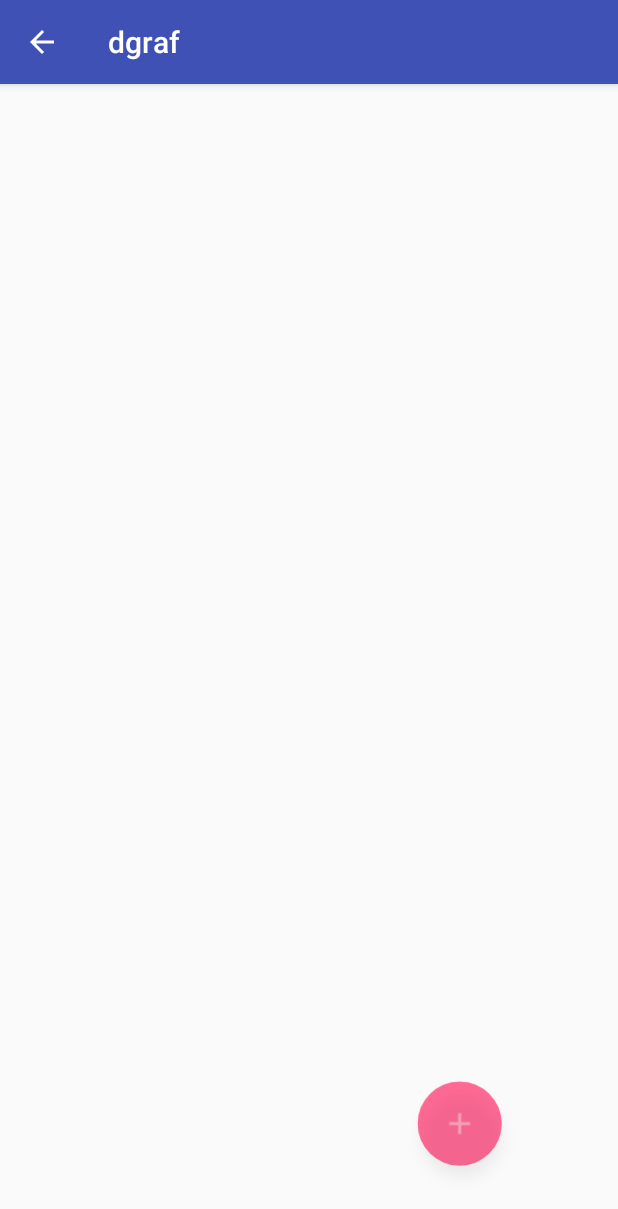
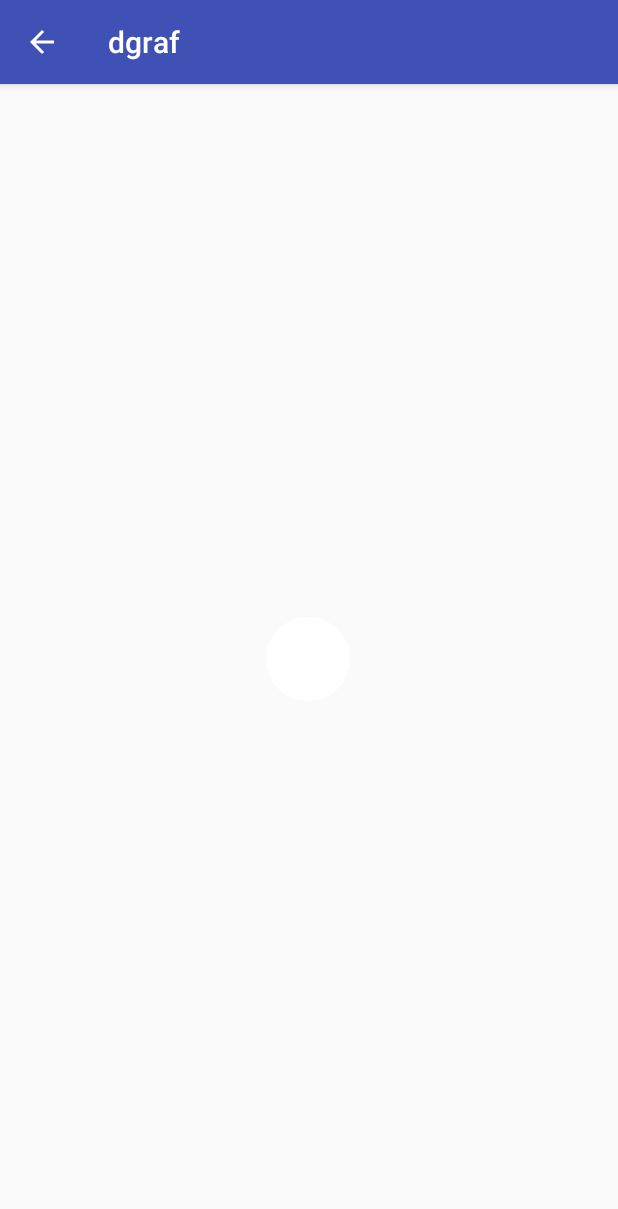
Before and after one commit to jeppes/DH2323-project, an Android app: the MorphActivity screen opened directly, with no data from a screen before it, after a tap on an icon or button, on a phone screen of 412 x 824 dp. Shown: the top 1209 px of the screen. Run offline under Robolectric (Android 15) with nearby library versions, the phone set to English and light mode, and no system bars.

Commit message:
Documentation for the morphing animation

```diff
--- a/android/app/src/main/java/jeppesstudios/dgraf/morph/MorphActivity.java
+++ b/android/app/src/main/java/jeppesstudios/dgraf/morph/MorphActivity.java
@@ -22,13 +22,14 @@ public class MorphActivity extends AppCompatActivity {
 
         getSupportActionBar().setDisplayHomeAsUpEnabled(true);
 
+        // Path view just for debugging
         pathView = (PathView) findViewById(R.id.pathview);
+
+        // Set up the morph animator with the relevant UI components
         fab = (FloatingActionButton) findViewById(R.id.fab);
         card = findViewById(R.id.card);
         card.setZ(fab.getZ());
-
         final MorphAnimator animator = new MorphAnimator(fab, card);
-
         fab.setOnClickListener(new View.OnClickListener() {
             @Override
             public void onClick(View v) {
--- a/android/app/src/main/java/jeppesstudios/dgraf/morph/MorphAnimator.java
+++ b/android/app/src/main/java/jeppesstudios/dgraf/morph/MorphAnimator.java
@@ -11,12 +11,16 @@ import android.view.View;
 import android.view.ViewAnimationUtils;
 
 /**
- * Created by jespersandstrom on 30/05/16.
+ * An animator which takes two views, a floating action button and an arbitrary rectangle.
+ * In this class, start view refers to the view visible in the starting state of the animation,
+ * end view refers to the the view visible in the final state.
  */
 public class MorphAnimator {
 
     private static final String TAG = MorphAnimator.class.getSimpleName();
-    private static final int DURATION = 10000;
+
+    // Duration of all the animations
+    private static final int DURATION = 400;
 
     private FastOutSlowInInterpolator interpolator;
     private float startViewX;
@@ -33,15 +37,25 @@ public class MorphAnimator {
         interpolator = new FastOutSlowInInterpolator();
     }
 
+    /*
+        Set up the circular reveal animation which will be used to create the morph illusion.
+     */
     private Animator setupCircleReveal(boolean reversed) {
+        // The start radius will simply be the width of the floating action button
         float startRadius = startView.getWidth() / 2;
+        // The end radius is the distance from the center of the end view to its origin.
+        // This will ensure the circle covers the entire view.
         float endRadius = (float) Math.sqrt(Math.pow(endView.getWidth()/2, 2) + Math.pow(endView.getHeight()/2, 2));
+
+        // If the animation is being reversed, swap the starting and ending radii
         if (reversed) {
             float temp = startRadius;
             startRadius = endRadius;
             endRadius = temp;
         }
 
+        // Setup the actual cirular reveal animator, be sure to set the visibilities of
+        // the views accordingly once this animation is run.
         Animator circleRevealAnimator = ViewAnimationUtils.createCircularReveal(endView,
                 endView.getWidth() / 2,
                 endView.getHeight() / 2,
@@ -51,27 +65,43 @@ public class MorphAnimator {
         return circleRevealAnimator;
     }
 
+    /*
+        Set up an animator for changing the color of the views
+     */
     private Animator setupColorAnimator(boolean reversed) {
         // Animate the color
         int startColor = startView.getBackgroundTintList().getDefaultColor();
+        // The end color is just white in our examples, but this could be changed
+        // to an arbitrary color easily as shown in the commented out code.
         int endColor = Color.WHITE; //((ColorDrawable) card.getBackground()).getColor();
+
+        // If the animation is reversing, just swap the colors
         if (reversed) {
             int temp = startColor;
             startColor = endColor;
             endColor = temp;
         }
 
+        // Setup the animator and return it
         ObjectAnimator colorAnimator = ObjectAnimator.ofArgb(this, "color", startColor, endColor);
         colorAnimator.setDuration(DURATION);
-
         return colorAnimator;
     }
 
+    /*
+        Calculate the bezier path along which the views will be translated.
+        This bezier path is relative to the end view's origin,
+        so be sure to apply an offset if you wish to animate the start view along the same path
+     */
     private Path setupPathAnimator(boolean reversed) {
         // Path for animating position
         Path path = new Path();
         float controlX;
         float controlY;
+
+        // The curvature of the path will depend on the view's positions relative to each other.
+        // The following code handles the two possible cases, i.e. when the start view is below
+        // the end view and when it is above it, and then sets the control points for the path accordingly.
         if (endViewYOrigin > startView.getY()) {
             controlX = Math.min(startViewX, startViewX - endView.getWidth() / 2);
             controlY = Math.max(startView.getY(), endViewYOrigin);
@@ -80,9 +110,7 @@ public class MorphAnimator {
             controlY = Math.max(startView.getY(), endViewYOrigin) - endView.getHeight() * 4 / 7;
         }
 
-        Log.d(TAG, "setupPathAnimator: " + controlX);
-        Log.d(TAG, "setupPathAnimator: " + controlY);
-
+        // If the animation is reversed, change the starting and ending points accordingly.
         if (reversed) {
             path.moveTo(endViewXOrigin, endViewYOrigin);
             path.quadTo(controlX, controlY, startViewX - (endView.getWidth() / 2), startViewY - (endView.getHeight() / 2));
@@ -93,12 +121,18 @@ public class MorphAnimator {
         return path;
     }
 
+    /*
+        This method will run the animation forwards, i.e. the start view will morph into the end view.
+     */
     private void forwards() {
         setup();
 
+        // Align the center of the of the end view with the center of the start view
         endView.setY(startViewY - (endView.getHeight() / 2));
         endView.setX(startViewX - (endView.getWidth() / 2));
 
+        // Set up the different animators used.
+        // All of which should be reversed, of course.
         Animator circleAnimator = setupCircleReveal(false);
         Animator colorAnimator = setupColorAnimator(false);
 
@@ -117,6 +151,8 @@ public class MorphAnimator {
             public void onAnimationStart(Animator animation) {}
             @Override
             public void onAnimationEnd(Animator animation) {
+                // Reset the position of the start view after the animation is finished, and make
+                // it invisible.
                 startView.setX(startViewX - startView.getWidth() / 2);
                 startView.setY(startViewY - startView.getHeight() / 2);
                 startView.setVisibility(View.INVISIBLE);
@@ -174,6 +210,9 @@ public class MorphAnimator {
         startView.setVisibility(View.VISIBLE);
     }
 
+    /*
+        Run a set of animations at the same time.
+     */
     private void startAnimation(Animator... animators) {
         AnimatorSet superAnimator = new AnimatorSet();
         superAnimator.playTogether(animators);
@@ -183,12 +222,17 @@ public class MorphAnimator {
     }
 
     private void setup() {
+        // Store the relevant positions of the views for later use
         startViewX = startView.getX() + startView.getWidth() / 2;
         startViewY = startView.getY() + startView.getHeight() / 2;
         endViewXOrigin = endView.getX();
         endViewYOrigin = endView.getY();
     }
 
+    /*
+        Run the morph animation between the two views.
+        Be sure to specify if the animation should be reversed.
+     */
     public void animate(boolean reversed) {
         if (reversed) {
             backwards();
@@ -197,6 +241,9 @@ public class MorphAnimator {
         }
     }
 
+    /*
+        Helper method used by the color animator
+     */
     private void setColor(int color) {
         endView.setBackgroundColor(color);
     }
--- a/android/app/src/main/java/jeppesstudios/dgraf/morph/PathView.java
+++ b/android/app/src/main/java/jeppesstudios/dgraf/morph/PathView.java
@@ -9,7 +9,8 @@ import android.util.AttributeSet;
 import android.view.View;
 
 /**
- * Created by jespersandstrom on 26/05/16.
+ * This is just a custom view used for drawing the bezier path on the screen.
+ * It is only used for debugging purposes.
  */
 public class PathView extends View {
 
@@ -32,6 +33,9 @@ public class PathView extends View {
         super(context, attrs, defStyleAttr, defStyleRes);
     }
 
+    /*
+        Set a path on this view, once the path has been set it will automatically be drawn to the screen.
+     */
     public void initWithPath(Path path) {
         tracePaint = new Paint();
         tracePaint.setColor(Color.BLACK);
@@ -47,6 +51,7 @@ public class PathView extends View {
         super.onDraw(canvas);
 
         if (tracePath != null && tracePaint != null) {
+            // Draw the path to the screen
             canvas.drawPath(tracePath, tracePaint);
         }
 
```
